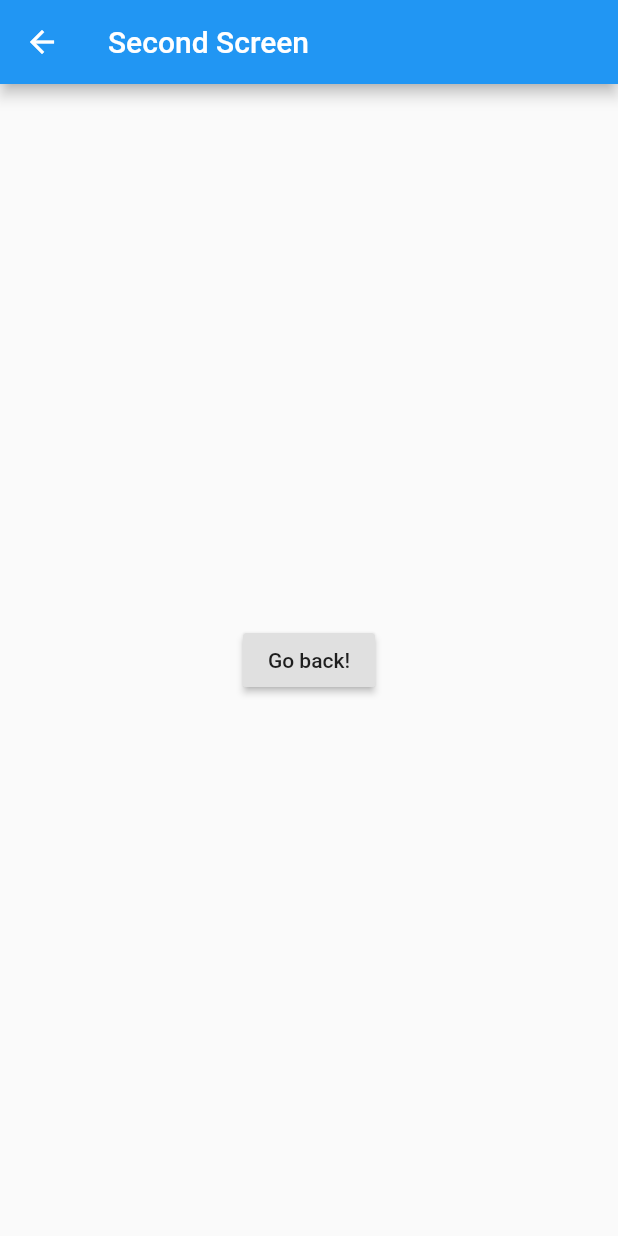
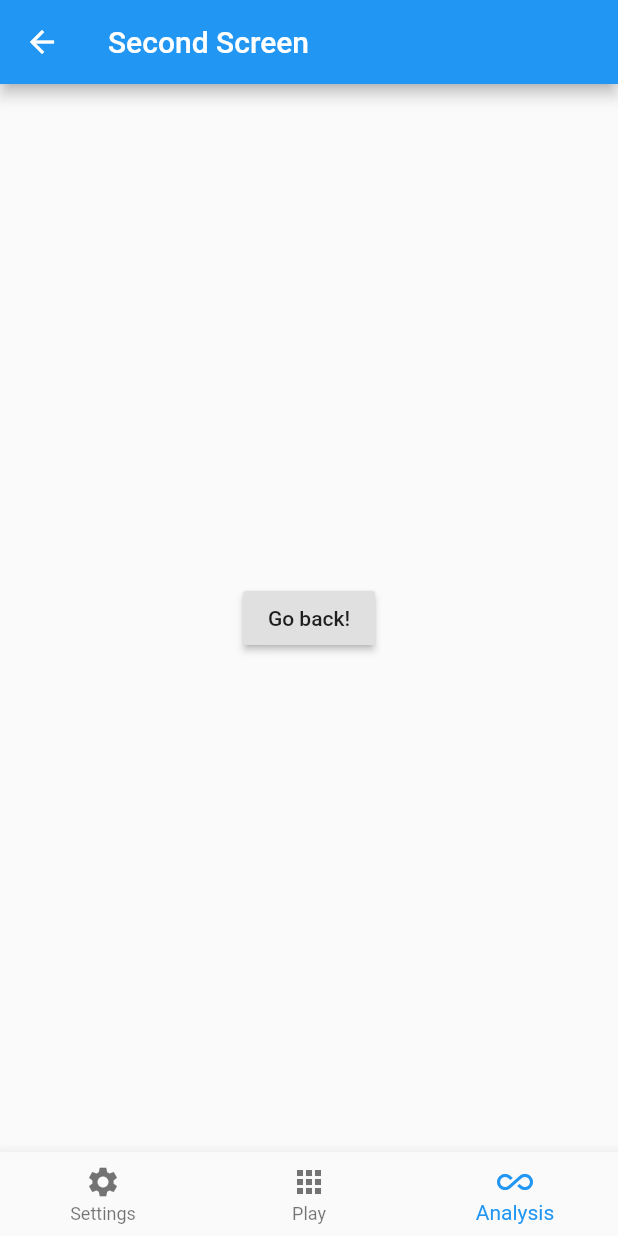
Before and after one commit to barbarasamson/hunch_app, a Flutter app: the AnalysisScreen screen opened by its route, on a phone screen of 412 x 824 dp. Run offline on Flutter 3.47's test engine with Material 2 defaults, Android fonts, the phone set to English and light mode, and no system bars; our stand-ins replace charts_flutter, vibration.

```diff
--- a/lib/pages/analysis.dart
+++ b/lib/pages/analysis.dart
@@ -3,6 +3,20 @@ import 'package:flutter/material.dart';
 class AnalysisScreen extends StatelessWidget {
   @override
   Widget build(BuildContext context) {
+
+    void _onItemTapped(int index) {
+      switch(index) {
+        case 1:
+          Navigator.pop(context);
+          break;
+        case 0:
+          Navigator.pushReplacementNamed(context, '/settings');
+          break;
+        case 2:
+        default:
+      }
+    }
+
     return Scaffold(
       appBar: AppBar(
         title: Text("Second Screen"),
@@ -15,6 +29,24 @@ class AnalysisScreen extends StatelessWidget {
           child: Text('Go back!'),
         ),
       ),
+      bottomNavigationBar: BottomNavigationBar(
+        currentIndex: 2,
+        items: [
+          BottomNavigationBarItem(
+            icon: new Icon(Icons.settings),
+            title: new Text("Settings"),
+          ),
+          BottomNavigationBarItem(
+            icon: new Icon(Icons.apps),
+            title: new Text("Play"),
+          ),
+          BottomNavigationBarItem(
+            icon: new Icon(Icons.all_inclusive),
+            title: new Text("Analysis"),
+          )
+        ],
+        onTap: _onItemTapped,
+      ),
     );
   }
 }
```
Also changed, not shown: lib/pages/settings.dart (+32 -0 lines).
